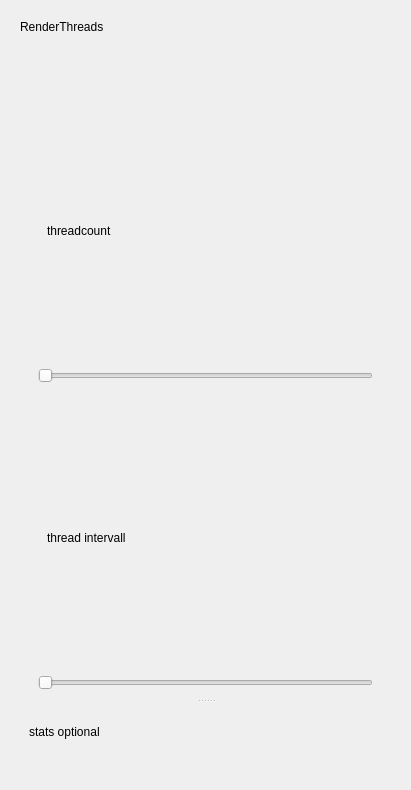
Above: helga/nuke/rendering/renderthreads/media/ui/renderthreads.ui from timmwagener/helga before the change. Below: the same form after it.
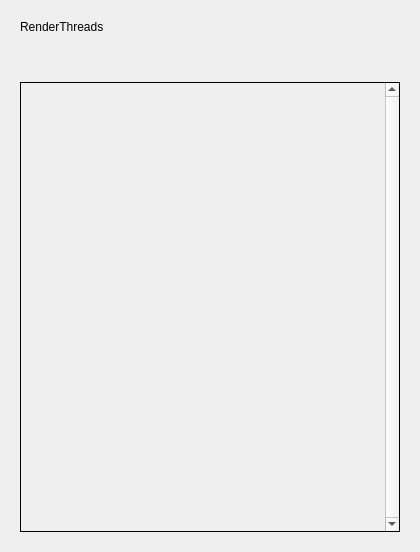
That is the form after the change. The open tabs and pages were chosen to show the change.

Commit message: Nuke: 1. Renderthreads: Implemented thread control via ui.

```diff
--- a/helga/nuke/rendering/renderthreads/media/ui/renderthreads.ui
+++ b/helga/nuke/rendering/renderthreads/media/ui/renderthreads.ui
@@ -6,8 +6,8 @@
    <rect>
     <x>0</x>
     <y>0</y>
-    <width>411</width>
-    <height>790</height>
+    <width>420</width>
+    <height>552</height>
    </rect>
   </property>
   <property name="windowTitle">
@@ -160,13 +160,36 @@
      <widget class="QWidget" name="pg_threads">
       <layout class="QVBoxLayout" name="verticalLayout_12">
        <item>
-        <widget class="QWidget" name="wdgt_threads_and_stats" native="true">
-         <layout class="QVBoxLayout" name="verticalLayout_13">
-          <item>
-           <widget class="QSplitter" name="splt_threads_and_stats">
-            <property name="orientation">
-             <enum>Qt::Vertical</enum>
-            </property>
+        <widget class="QScrollArea" name="sa_threads">
+         <property name="frameShape">
+          <enum>QFrame::Box</enum>
+         </property>
+         <property name="frameShadow">
+          <enum>QFrame::Plain</enum>
+         </property>
+         <property name="lineWidth">
+          <number>1</number>
+         </property>
+         <property name="verticalScrollBarPolicy">
+          <enum>Qt::ScrollBarAlwaysOn</enum>
+         </property>
+         <property name="horizontalScrollBarPolicy">
+          <enum>Qt::ScrollBarAlwaysOff</enum>
+         </property>
+         <property name="widgetResizable">
+          <bool>true</bool>
+         </property>
+         <widget class="QWidget" name="sawdgt_threads_options">
+          <property name="geometry">
+           <rect>
+            <x>0</x>
+            <y>0</y>
+            <width>366</width>
+            <height>453</height>
+           </rect>
+          </property>
+          <layout class="QVBoxLayout" name="lyt_sawdgt_threads">
+           <item>
             <widget class="QWidget" name="wdgt_threads" native="true">
              <property name="sizePolicy">
               <sizepolicy hsizetype="Preferred" vsizetype="Minimum">
@@ -174,87 +197,22 @@
                <verstretch>0</verstretch>
               </sizepolicy>
              </property>
-             <layout class="QVBoxLayout" name="verticalLayout_14">
-              <item>
-               <widget class="QWidget" name="wdgt_threadcount" native="true">
-                <property name="sizePolicy">
-                 <sizepolicy hsizetype="Preferred" vsizetype="Minimum">
-                  <horstretch>0</horstretch>
-                  <verstretch>0</verstretch>
-                 </sizepolicy>
-                </property>
-                <layout class="QVBoxLayout" name="verticalLayout_15">
-                 <item>
-                  <widget class="QWidget" name="wdgt_threadcount_header" native="true">
-                   <layout class="QVBoxLayout" name="verticalLayout_16">
-                    <item>
-                     <widget class="QLabel" name="lbl_threadcount_header">
-                      <property name="text">
-                       <string>threadcount</string>
-                      </property>
-                     </widget>
-                    </item>
-                   </layout>
-                  </widget>
-                 </item>
-                 <item>
-                  <widget class="QSlider" name="sldr_threadcount">
-                   <property name="orientation">
-                    <enum>Qt::Horizontal</enum>
-                   </property>
-                  </widget>
-                 </item>
-                </layout>
-               </widget>
-              </item>
-              <item>
-               <widget class="QWidget" name="wdgt_thread_intervall" native="true">
-                <layout class="QVBoxLayout" name="verticalLayout_17">
-                 <item>
-                  <widget class="QWidget" name="wdgt_thread_intervall_header" native="true">
-                   <layout class="QVBoxLayout" name="verticalLayout_18">
-                    <item>
-                     <widget class="QLabel" name="lbl_thread_intervall_header">
-                      <property name="text">
-                       <string>thread intervall</string>
-                      </property>
-                     </widget>
-                    </item>
-                   </layout>
-                  </widget>
-                 </item>
-                 <item>
-                  <widget class="QSlider" name="sldr_thread_intervall">
-                   <property name="orientation">
-                    <enum>Qt::Horizontal</enum>
-                   </property>
-                  </widget>
-                 </item>
-                </layout>
-               </widget>
-              </item>
-             </layout>
+             <layout class="QVBoxLayout" name="verticalLayout_14"/>
             </widget>
-            <widget class="QWidget" name="wdgt_stats" native="true">
+           </item>
+           <item>
+            <widget class="QWidget" name="wdgt_queue" native="true">
              <property name="sizePolicy">
               <sizepolicy hsizetype="Preferred" vsizetype="Minimum">
                <horstretch>0</horstretch>
                <verstretch>0</verstretch>
               </sizepolicy>
              </property>
-             <layout class="QGridLayout" name="gridLayout">
-              <item row="0" column="0">
-               <widget class="QLabel" name="lbl_stats">
-                <property name="text">
-                 <string>stats optional</string>
-                </property>
-               </widget>
-              </item>
-             </layout>
+             <layout class="QVBoxLayout" name="verticalLayout_13"/>
             </widget>
-           </widget>
-          </item>
-         </layout>
+           </item>
+          </layout>
+         </widget>
         </widget>
        </item>
       </layout>
```
Left out of the diff: 3 changed lines with no effect on the pictures. The commit also changes 4 other files.
